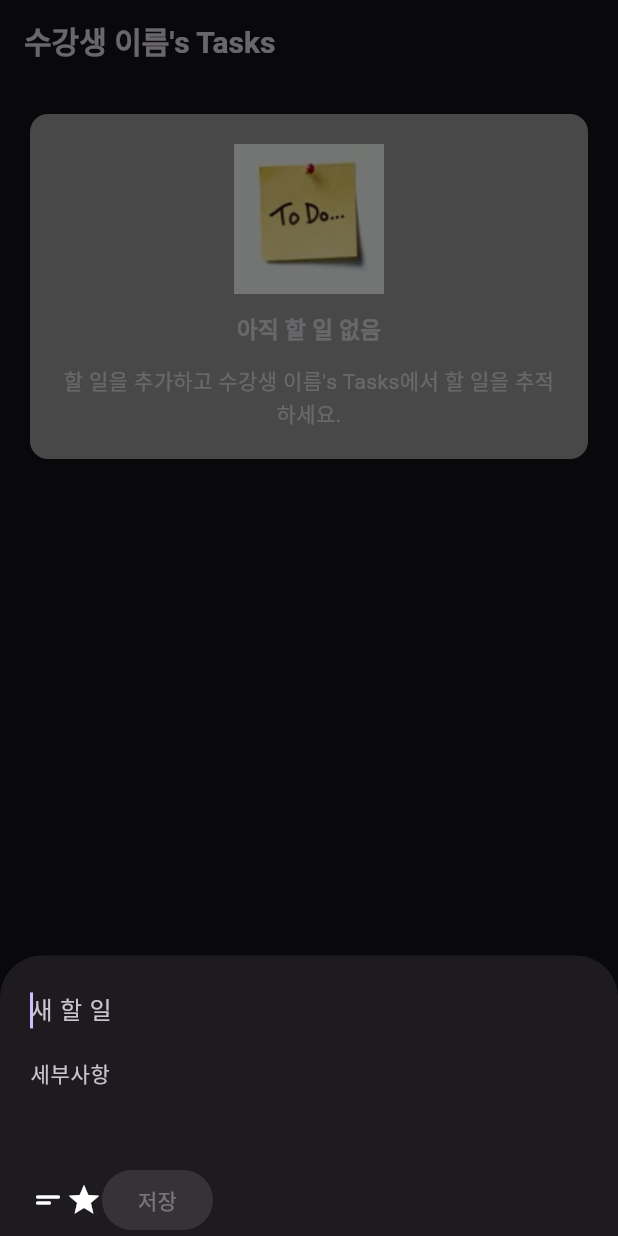
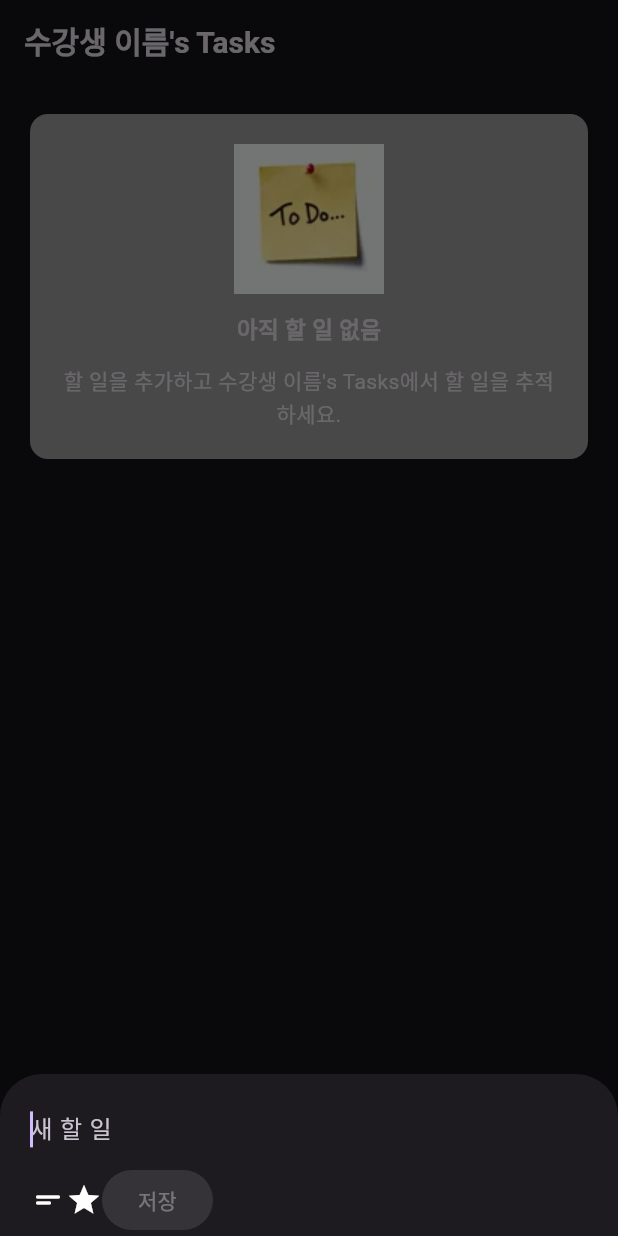
Before and after one commit to lkb0398/flutter_tasks, a Flutter app: the screen it shows after launch, after a tap on the "add" icon, on a phone screen of 412 x 824 dp. Run offline on Flutter 3.47's test engine with Material 3 defaults, Android fonts, the phone set to English and light mode, and no system bars.

Commit message:
Update home_page.dart

```diff
--- a/lib/view/home_page.dart
+++ b/lib/view/home_page.dart
@@ -1,4 +1,6 @@
 import 'package:flutter/material.dart';
+import 'package:flutter_tasks/model/todo_model.dart';
+import 'package:flutter_tasks/viewmodel/todo_view_model.dart';
 
 class HomePage extends StatefulWidget {
   const HomePage({super.key, required this.title});
@@ -9,12 +11,19 @@ class HomePage extends StatefulWidget {
 }
 
 class _HomePageState extends State<HomePage> {
+  final TodoViewModel todoViewModel = TodoViewModel();
   final TextEditingController titleController = TextEditingController();
   final TextEditingController descriptionController = TextEditingController();
-  final bool isFavorite = false;
-  final bool isDescription = false;
+  List<TodoModel> list = [];
+  bool isFavorite = false;
+  bool isDescription = false;
 
-  void addTodo() {}
+  @override
+  void dispose() {
+    titleController.dispose();
+    descriptionController.dispose();
+    super.dispose();
+  }
 
   @override
   Widget build(BuildContext context) {
@@ -25,7 +34,14 @@ class _HomePageState extends State<HomePage> {
           style: TextStyle(fontWeight: FontWeight.bold, fontSize: 20),
         ),
       ),
-      body: Container(
+      body: list.isNotEmpty
+          ? ListView.builder(
+              itemCount: list.length,
+              itemBuilder: (context, index) {
+                return ;
+              },
+            )
+          : Container(
               decoration: BoxDecoration(
                 color: Colors.grey,
                 borderRadius: BorderRadius.circular(12),
@@ -67,25 +83,44 @@ class _HomePageState extends State<HomePage> {
                   top: 12,
                   bottom: MediaQuery.of(context).viewInsets.bottom,
                 ),
-                child: Column(
+                child: StatefulBuilder(
+                  builder: (context, setModalState) {
+                    return Column(
                       mainAxisAlignment: MainAxisAlignment.center,
                       mainAxisSize: MainAxisSize.min,
                       children: [
                         TextField(
+                          onChanged: (value) {
+                            setModalState(() {});
+                          },
                           controller: titleController,
                           autofocus: true,
                           style: TextStyle(fontSize: 16),
                           maxLines: 1,
                           onSubmitted: (value) {
+                            setModalState(() {
+                              list.add(
+                                todoViewModel.saveTodo(
+                                  title: titleController.text,
+                                  description: descriptionController.text,
+                                  isFavorite: isFavorite,
+                                ),
+                              );
                               titleController.clear();
                               Navigator.of(context).pop();
+                              print(
+                                "${list.first.title}, ${list.first.description}",
+                              );
+                            });
                           },
                           decoration: InputDecoration(
                             hintText: "새 할 일",
                             border: InputBorder.none,
                           ),
                         ),
-                    TextField(
+                        Visibility(
+                          visible: isDescription,
+                          child: TextField(
                             controller: descriptionController,
                             style: TextStyle(fontSize: 14),
                             maxLines: 3,
@@ -94,24 +129,39 @@ class _HomePageState extends State<HomePage> {
                               border: InputBorder.none,
                             ),
                           ),
+                        ),
                         Row(
                           children: [
-                        Icon(Icons.short_text_rounded, size: 24),
+                            GestureDetector(
+                              onTap: () {
+                                setModalState(() {
+                                  isDescription = !isDescription;
+                                });
+                              },
+                              child: Visibility(
+                                visible: !isDescription,
+                                child: Icon(Icons.short_text_rounded, size: 24),
+                              ),
+                            ),
                             Icon(Icons.star, size: 24),
                             ElevatedButton(
                               onPressed: titleController.text.isNotEmpty
                                   ? () {}
                                   : null,
-
                               child: Text("저장"),
                             ),
                           ],
                         ),
                       ],
+                    );
+                  },
                 ),
               );
             },
           );
+          titleController.clear();
+          descriptionController.clear();
+          isDescription = false;
         },
       ),
     );
```
Lines whose indentation alone changed are shown as unchanged.
